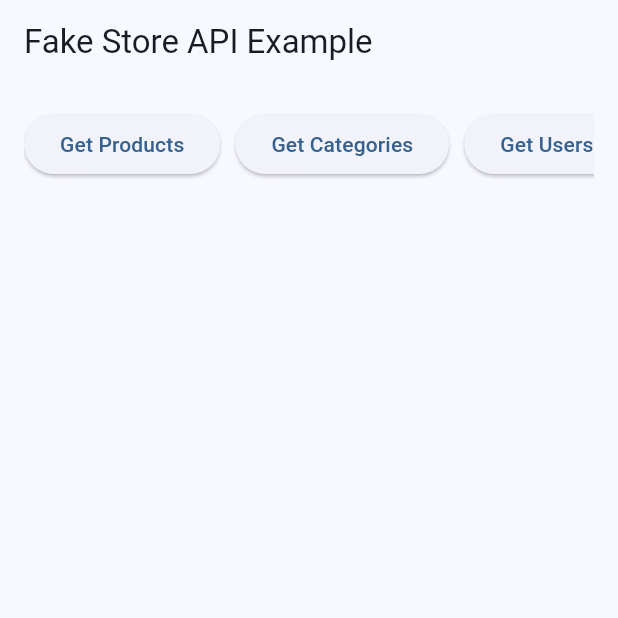
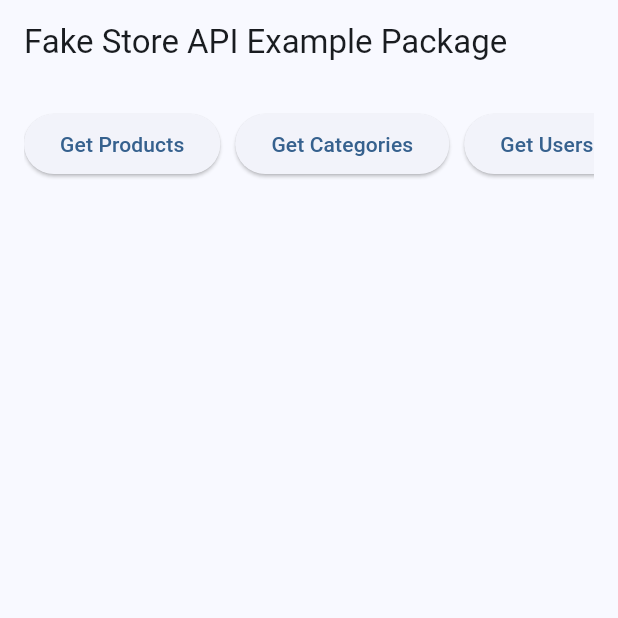
Before and after one commit to jlmd1992/custom_call_fake_api_challenge_pkg, a Flutter app: the screen it shows after launch, on a phone screen of 412 x 824 dp, the top half of it. Run offline on Flutter 3.47's test engine with Material 3 defaults, Android fonts, the phone set to English and light mode, and no system bars; our stand-ins replace dartz.

Commit message:
update README

```diff
--- a/example/lib/main.dart
+++ b/example/lib/main.dart
@@ -83,7 +83,7 @@ class _MyHomePageState extends State<MyHomePage> {
   Widget build(BuildContext context) {
     return Scaffold(
       appBar: AppBar(
-        title: const Text('Fake Store API Example'),
+        title: const Text('Fake Store API Example Package'),
       ),
       body: Padding(
         padding: const EdgeInsets.all(16.0),
```
Also changed, not shown: 1 other file.
